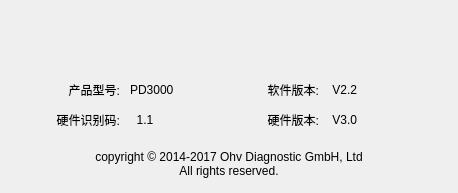
rpdhunter/swbox, file Gui/Options/systeminfo.ui: the form before one commit.
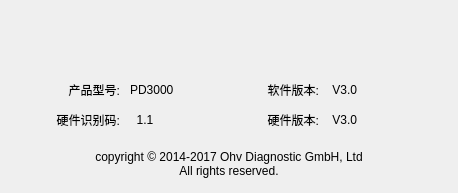
The form after the commit.

```diff
--- a/Gui/Options/systeminfo.ui
+++ b/Gui/Options/systeminfo.ui
@@ -138,7 +138,7 @@
      <item row="0" column="3">
       <widget class="QLabel" name="label_9">
        <property name="text">
-        <string notr="true"> V2.2</string>
+        <string notr="true"> V3.0</string>
        </property>
       </widget>
      </item>
```
Left out of the diff: 2 changed lines with no effect on the pictures.
